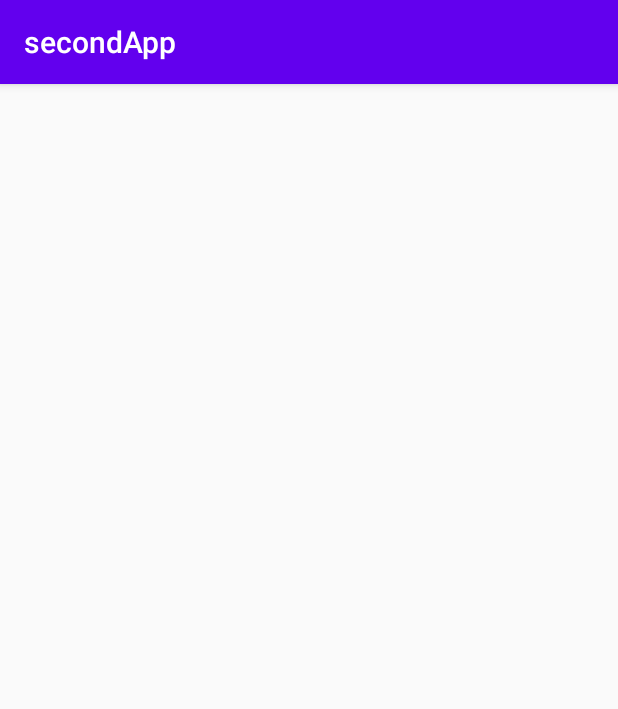
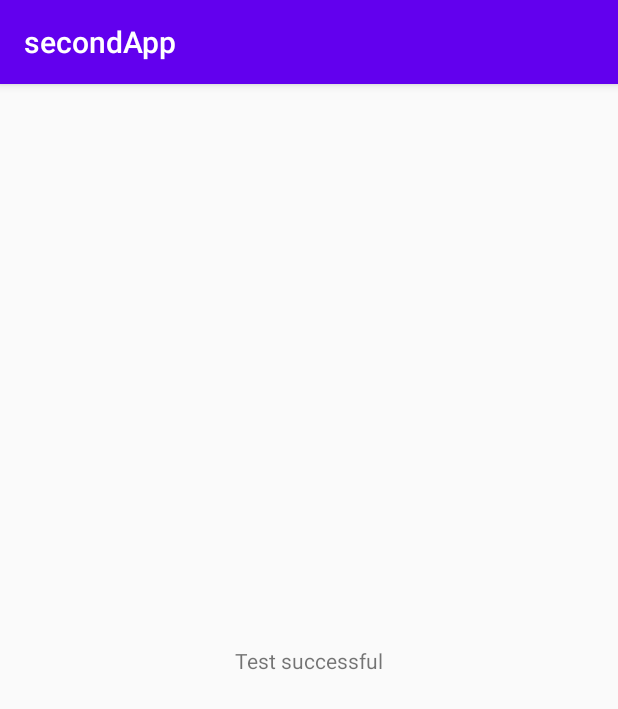
Before and after one commit to PraveenIllangasinghe/secondApp, an Android app: the thirdActivity screen opened directly, with no data from a screen before it, on a phone screen of 412 x 824 dp. Shown: the top 709 px of the screen. Run offline under Robolectric (Android 15) with nearby library versions, the phone set to English and light mode, and no system bars.

Commit message:
test complete

```diff
--- a/app/src/main/res/layout/activity_third.xml
+++ b/app/src/main/res/layout/activity_third.xml
@@ -6,4 +6,13 @@
     android:layout_height="match_parent"
     tools:context=".thirdActivity">
 
+    <TextView
+        android:id="@+id/textView3"
+        android:layout_width="wrap_content"
+        android:layout_height="wrap_content"
+        android:text="Test successful"
+        app:layout_constraintBottom_toBottomOf="parent"
+        app:layout_constraintEnd_toEndOf="parent"
+        app:layout_constraintStart_toStartOf="parent"
+        app:layout_constraintTop_toTopOf="parent" />
 </androidx.constraintlayout.widget.ConstraintLayout>
```
